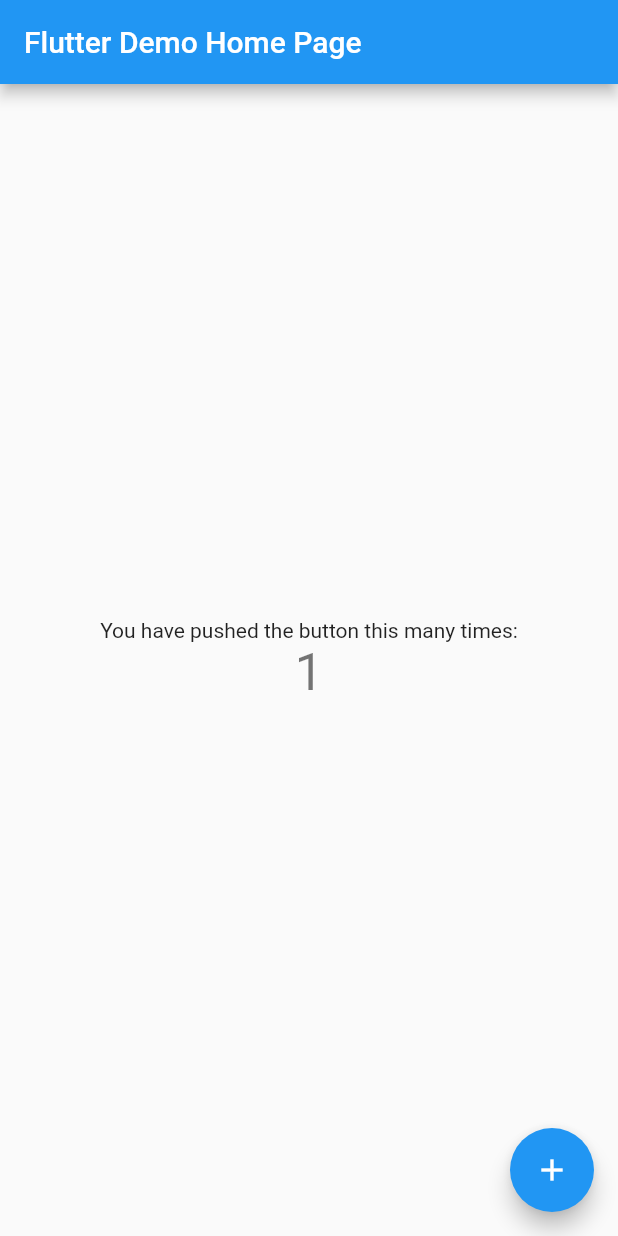
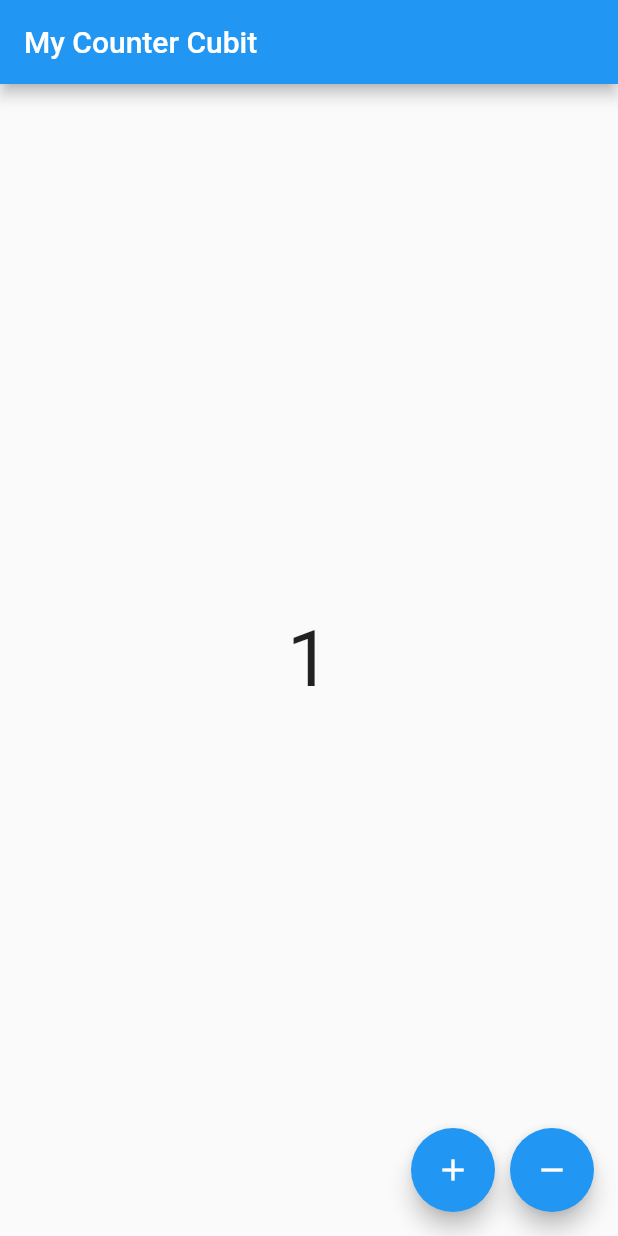
Before and after one commit to Alejandrehl/my-counter-cubit, a Flutter app: the screen it shows after launch, after a tap on the "add" icon, on a phone screen of 412 x 824 dp. Run offline on Flutter 3.47's test engine with Material 2 defaults, Android fonts, the phone set to English and light mode, and no system bars; our stand-ins replace equatable, flutter_bloc.

Commit message:
Cubit bien implementado

```diff
--- a/lib/main.dart
+++ b/lib/main.dart
@@ -1,4 +1,6 @@
 import 'package:flutter/material.dart';
+import 'package:flutter_bloc/flutter_bloc.dart';
+import 'package:my_counter_cubit/cubits/counter/counter_cubit.dart';
 
 void main() {
   runApp(const MyApp());
@@ -9,58 +11,62 @@ class MyApp extends StatelessWidget {
 
   @override
   Widget build(BuildContext context) {
-    return MaterialApp(
-      title: 'Flutter Demo',
-      theme: ThemeData(
-        primarySwatch: Colors.blue,
+    return BlocProvider(
+      create: (_) => CounterCubit(),
+      child: MaterialApp(
+        debugShowCheckedModeBanner: false,
+        title: 'My Counter Cubit',
+        theme: ThemeData(
+          primarySwatch: Colors.blue,
+        ),
+        home: const MyHomePage(title: 'My Counter Cubit'),
       ),
-      home: const MyHomePage(title: 'Flutter Demo Home Page'),
     );
   }
 }
 
-class MyHomePage extends StatefulWidget {
-  const MyHomePage({super.key, required this.title});
-
+class MyHomePage extends StatelessWidget {
   final String title;
 
-  @override
-  State<MyHomePage> createState() => _MyHomePageState();
-}
-
-class _MyHomePageState extends State<MyHomePage> {
-  int _counter = 0;
-
-  void _incrementCounter() {
-    setState(() {
-      _counter++;
-    });
-  }
+  const MyHomePage({
+    Key? key,
+    required this.title,
+  }) : super(key: key);
 
   @override
   Widget build(BuildContext context) {
+    final counterCubit = BlocProvider.of<CounterCubit>(
+      context,
+      listen: true,
+    );
+
     return Scaffold(
       appBar: AppBar(
-        title: Text(widget.title),
+        title: Text(title),
       ),
       body: Center(
-        child: Column(
-          mainAxisAlignment: MainAxisAlignment.center,
-          children: <Widget>[
-            const Text(
-              'You have pushed the button this many times:',
-            ),
-            Text(
-              '$_counter',
-              style: Theme.of(context).textTheme.headline4,
-            ),
-          ],
+        child: Text(
+          '${counterCubit.state.counter}',
+          style: const TextStyle(
+            fontSize: 52.0,
+          ),
         ),
       ),
-      floatingActionButton: FloatingActionButton(
-        onPressed: _incrementCounter,
-        tooltip: 'Increment',
-        child: const Icon(Icons.add),
+      floatingActionButton: Row(
+        mainAxisAlignment: MainAxisAlignment.end,
+        children: [
+          FloatingActionButton(
+            onPressed: () => counterCubit.increment(),
+            heroTag: 'increment',
+            child: const Icon(Icons.add),
+          ),
+          const SizedBox(width: 10.0),
+          FloatingActionButton(
+            onPressed: () => counterCubit.decrement(),
+            heroTag: 'decrement',
+            child: const Icon(Icons.remove),
+          ),
+        ],
       ),
     );
   }
```
